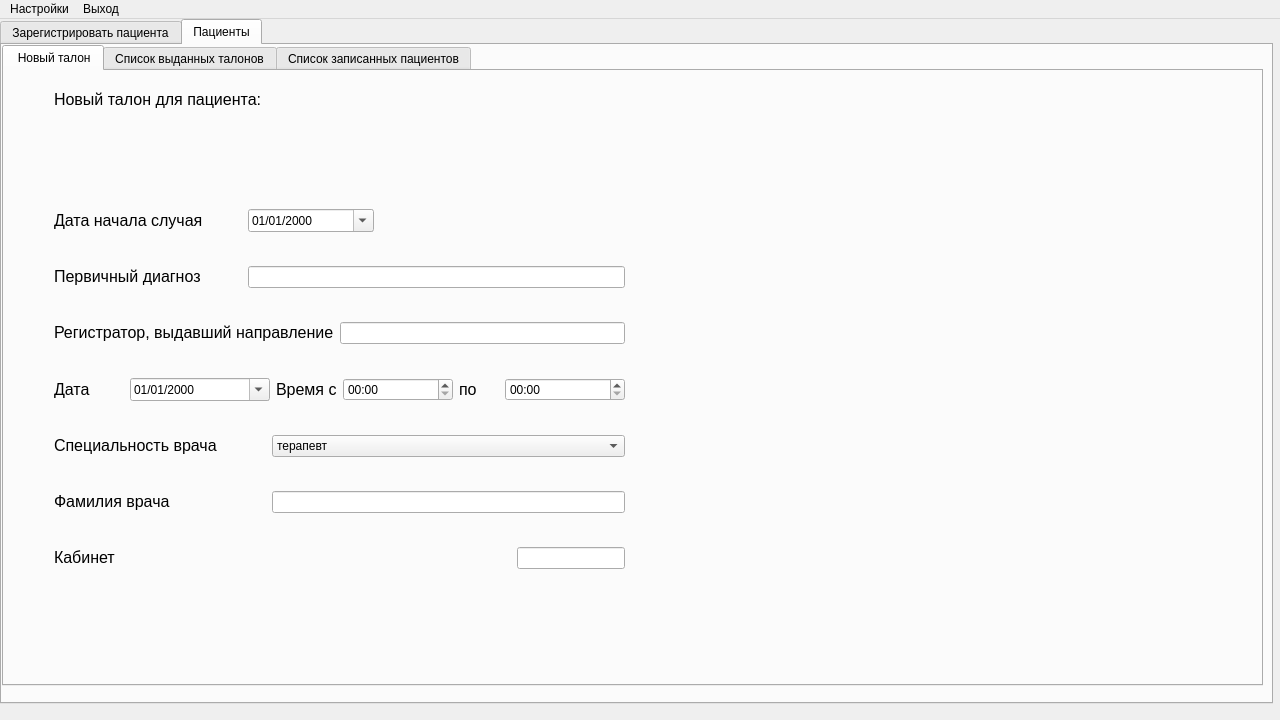
The window that 6th-semester/software-architecture/src/View/ApplicationViewUi.ui (theseChains/uni-assignments) describes before a commit, drawn with Qt 5.
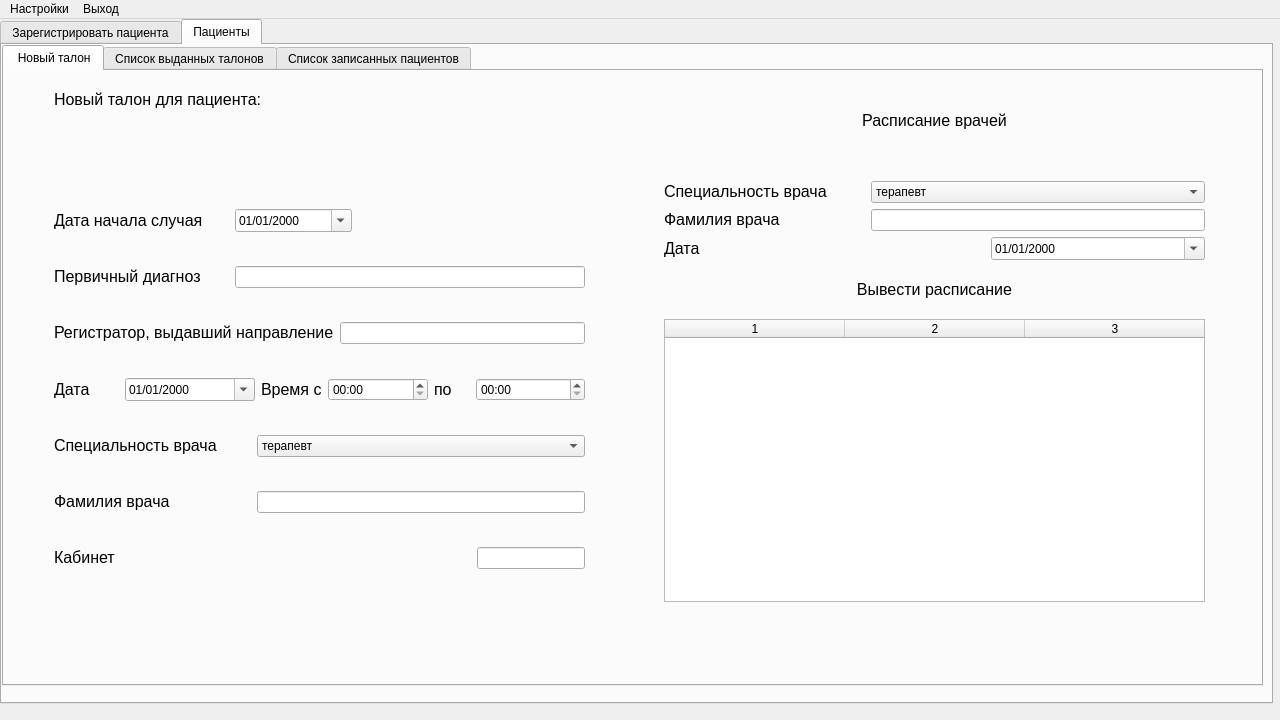
The same window after the commit.

Commit message: Add the doctor appointment slot list

What changed in the file:
```diff
--- a/6th-semester/software-architecture/src/View/ApplicationViewUi.ui
+++ b/6th-semester/software-architecture/src/View/ApplicationViewUi.ui
@@ -1825,7 +1825,7 @@
              <rect>
               <x>50</x>
               <y>110</y>
-              <width>571</width>
+              <width>531</width>
               <height>421</height>
              </rect>
             </property>
@@ -2056,7 +2056,7 @@
              <rect>
               <x>50</x>
               <y>10</y>
-              <width>571</width>
+              <width>531</width>
               <height>80</height>
              </rect>
             </property>
@@ -2082,6 +2082,186 @@
              </item>
             </layout>
            </widget>
+           <widget class="QWidget" name="verticalLayoutWidget_8">
+            <property name="geometry">
+             <rect>
+              <x>660</x>
+              <y>10</y>
+              <width>541</width>
+              <height>80</height>
+             </rect>
+            </property>
+            <layout class="QVBoxLayout" name="verticalLayout_21">
+             <item>
+              <widget class="QLabel" name="label_79">
+               <property name="text">
+                <string>&lt;html&gt;&lt;head/&gt;&lt;body&gt;&lt;p align=&quot;center&quot;&gt;&lt;span style=&quot; font-size:12pt;&quot;&gt;Расписание врачей&lt;/span&gt;&lt;/p&gt;&lt;/body&gt;&lt;/html&gt;</string>
+               </property>
+              </widget>
+             </item>
+            </layout>
+           </widget>
+           <widget class="QWidget" name="verticalLayoutWidget_9">
+            <property name="geometry">
+             <rect>
+              <x>660</x>
+              <y>110</y>
+              <width>541</width>
+              <height>421</height>
+             </rect>
+            </property>
+            <layout class="QVBoxLayout" name="verticalLayout_22" stretch="1,1,1,1,6">
+             <item>
+              <layout class="QHBoxLayout" name="horizontalLayout_96" stretch="3,5">
+               <property name="spacing">
+                <number>6</number>
+               </property>
+               <item>
+                <widget class="QLabel" name="label_86">
+                 <property name="text">
+                  <string>&lt;html&gt;&lt;head/&gt;&lt;body&gt;&lt;p&gt;&lt;span style=&quot; font-size:12pt;&quot;&gt;Специальность врача&lt;/span&gt;&lt;/p&gt;&lt;/body&gt;&lt;/html&gt;</string>
+                 </property>
+                </widget>
+               </item>
+               <item>
+                <widget class="QComboBox" name="comboBox_11">
+                 <item>
+                  <property name="text">
+                   <string>терапевт</string>
+                  </property>
+                 </item>
+                 <item>
+                  <property name="text">
+                   <string>лаборант</string>
+                  </property>
+                 </item>
+                 <item>
+                  <property name="text">
+                   <string>кардиолог</string>
+                  </property>
+                 </item>
+                 <item>
+                  <property name="text">
+                   <string>офтальмолог</string>
+                  </property>
+                 </item>
+                </widget>
+               </item>
+              </layout>
+             </item>
+             <item>
+              <layout class="QHBoxLayout" name="horizontalLayout_97" stretch="3,5">
+               <property name="spacing">
+                <number>6</number>
+               </property>
+               <item>
+                <widget class="QLabel" name="label_87">
+                 <property name="text">
+                  <string>&lt;html&gt;&lt;head/&gt;&lt;body&gt;&lt;p&gt;&lt;span style=&quot; font-size:12pt;&quot;&gt;Фамилия врача&lt;/span&gt;&lt;/p&gt;&lt;/body&gt;&lt;/html&gt;</string>
+                 </property>
+                </widget>
+               </item>
+               <item>
+                <widget class="QLineEdit" name="lineEdit_51"/>
+               </item>
+              </layout>
+             </item>
+             <item>
+              <layout class="QHBoxLayout" name="horizontalLayout_90" stretch="3,2">
+               <property name="spacing">
+                <number>6</number>
+               </property>
+               <item>
+                <widget class="QLabel" name="label_80">
+                 <property name="text">
+                  <string>&lt;html&gt;&lt;head/&gt;&lt;body&gt;&lt;p&gt;&lt;span style=&quot; font-size:12pt;&quot;&gt;Дата&lt;/span&gt;&lt;/p&gt;&lt;/body&gt;&lt;/html&gt;</string>
+                 </property>
+                </widget>
+               </item>
+               <item>
+                <widget class="QDateEdit" name="dateEdit_9">
+                 <property name="displayFormat">
+                  <string>dd/MM/yyyy</string>
+                 </property>
+                 <property name="calendarPopup">
+                  <bool>true</bool>
+                 </property>
+                </widget>
+               </item>
+              </layout>
+             </item>
+             <item>
+              <layout class="QHBoxLayout" name="horizontalLayout_98" stretch="3,4,3">
+               <property name="spacing">
+                <number>6</number>
+               </property>
+               <item>
+                <spacer name="horizontalSpacer_30">
+                 <property name="orientation">
+                  <enum>Qt::Horizontal</enum>
+                 </property>
+                 <property name="sizeHint" stdset="0">
+                  <size>
+                   <width>40</width>
+                   <height>20</height>
+                  </size>
+                 </property>
+                </spacer>
+               </item>
+               <item>
+                <widget class="QPushButton" name="pushButton_6">
+                 <property name="sizePolicy">
+                  <sizepolicy hsizetype="Minimum" vsizetype="Preferred">
+                   <horstretch>0</horstretch>
+                   <verstretch>0</verstretch>
+                  </sizepolicy>
+                 </property>
+                 <property name="font">
+                  <font>
+                   <pointsize>12</pointsize>
+                  </font>
+                 </property>
+                 <property name="styleSheet">
+                  <string notr="true">border-radius: 18px;</string>
+                 </property>
+                 <property name="text">
+                  <string>Вывести расписание</string>
+                 </property>
+                </widget>
+               </item>
+               <item>
+                <spacer name="horizontalSpacer_31">
+                 <property name="orientation">
+                  <enum>Qt::Horizontal</enum>
+                 </property>
+                 <property name="sizeHint" stdset="0">
+                  <size>
+                   <width>40</width>
+                   <height>20</height>
+                  </size>
+                 </property>
+                </spacer>
+               </item>
+              </layout>
+             </item>
+             <item>
+              <widget class="QTableWidget" name="TalonPageScheduleTable">
+               <property name="horizontalScrollBarPolicy">
+                <enum>Qt::ScrollBarAlwaysOff</enum>
+               </property>
+               <property name="columnCount">
+                <number>3</number>
+               </property>
+               <attribute name="horizontalHeaderDefaultSectionSize">
+                <number>180</number>
+               </attribute>
+               <column/>
+               <column/>
+               <column/>
+              </widget>
+             </item>
+            </layout>
+           </widget>
           </widget>
           <widget class="QWidget" name="tab_2">
            <attribute name="title">
```
